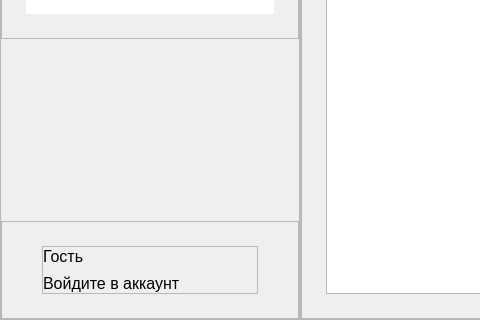
Qt form ui/ui/main.ui (pntech-dev/Documents-Exp-Desktop) before a commit; both pictures show x 0 to 480 and y 280 to 600 of the 1064 by 600 pixel window.
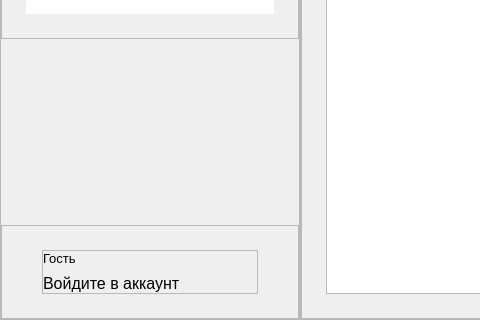
The same form after that commit. Custom widgets are drawn as their Qt base class.

What changed in the file:
```diff
--- a/ui/ui/main.ui
+++ b/ui/ui/main.ui
@@ -309,6 +309,11 @@
              </property>
              <item>
               <widget class="QLabel" name="profile_name_label">
+               <property name="font">
+                <font>
+                 <pointsize>10</pointsize>
+                </font>
+               </property>
                <property name="text">
                 <string>Гость</string>
                </property>
```
Left out of the diff: 2 changed lines with no effect on the pictures.
